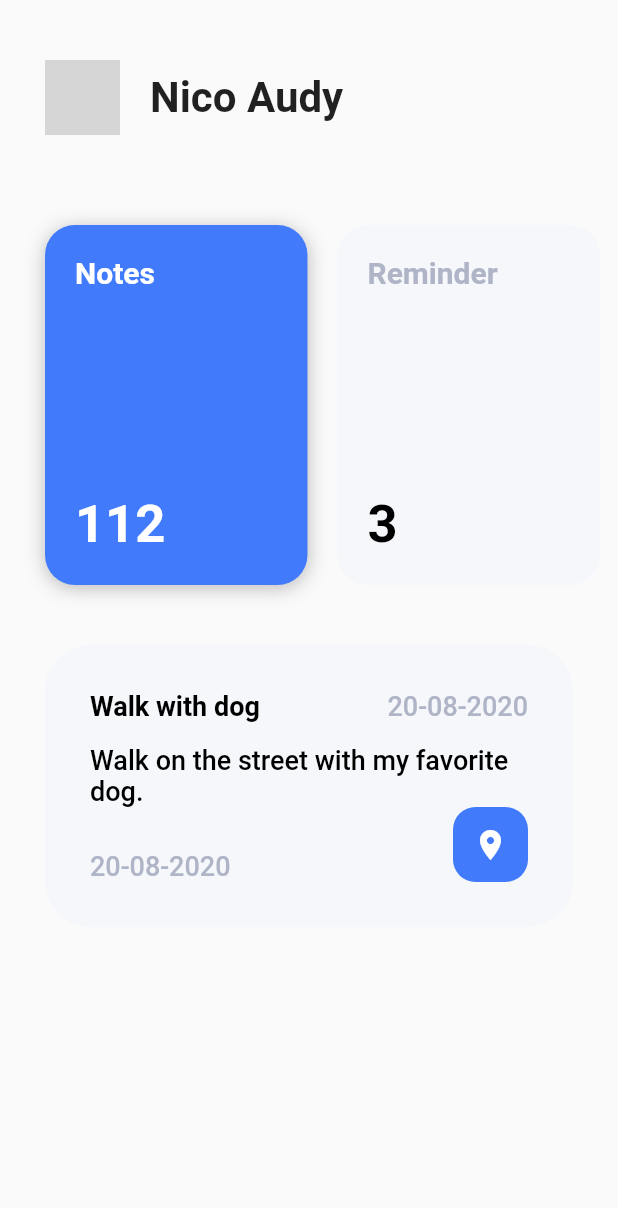
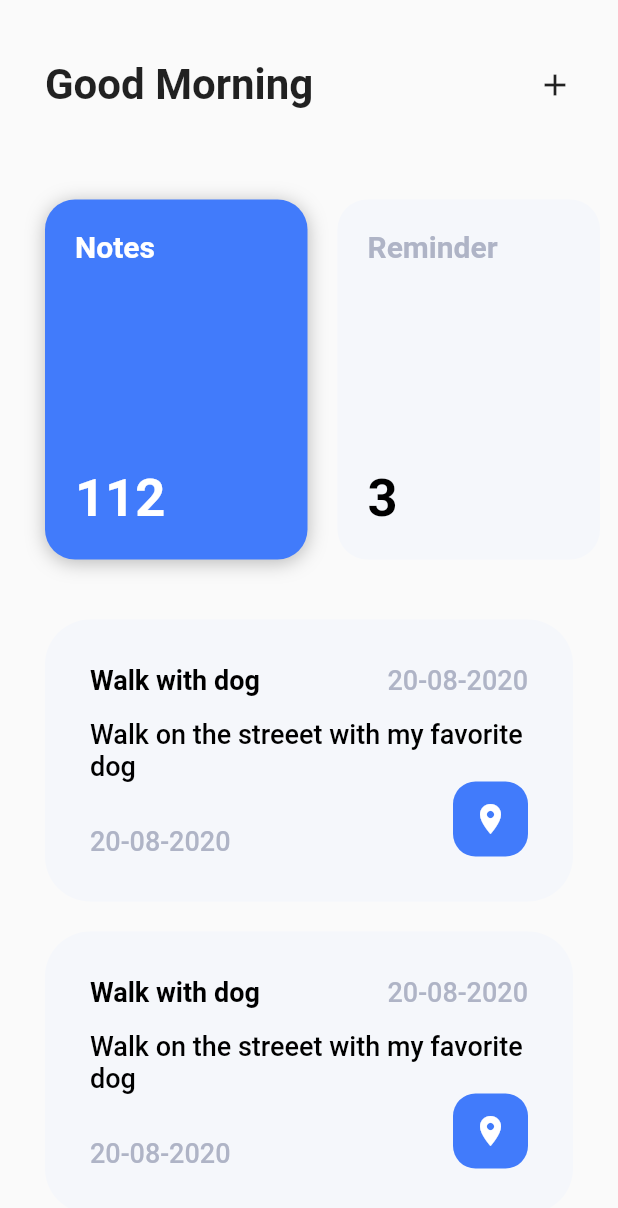
Before and after one commit to nicoaudy/YEW-, a Flutter app: the screen it shows after launch, on a phone screen of 412 x 824 dp. Shown: the top 1208 px of the screen. Run offline on Flutter 3.47's test engine with Material 2 defaults, Android fonts, the phone set to English and light mode, and no system bars; grey boxes are pictures that could not be loaded.

Commit message:
more update ui

```diff
--- /dev/null
+++ b/lib/components/note_card.dart
@@ -0,0 +1,86 @@
+import 'package:flutter/material.dart';
+
+class NoteCard extends StatelessWidget {
+  final String title;
+  final String content;
+  final String date;
+
+  NoteCard({ this.title, this.content, this.date });
+
+  @override
+  Widget build(BuildContext context) {
+    return Column(
+      children: <Widget>[
+        SizedBox(height: 20.0),
+        Container(
+            margin: EdgeInsets.symmetric(horizontal: 30.0),
+            padding: EdgeInsets.all(30.0),
+            decoration: BoxDecoration(
+              color: Color(0xFFF5F7FB),
+              borderRadius: BorderRadius.circular(30.0),
+            ),
+            child: Column(
+              children: <Widget>[
+                Row(
+                  mainAxisAlignment: MainAxisAlignment.spaceBetween,
+                  children: <Widget>[
+                    Text(
+                      title,
+                      style: TextStyle(
+                        color: Colors.black,
+                        fontSize: 18.0,
+                        fontWeight: FontWeight.w600,
+                      ),
+                    ),
+                    Text(
+                      date,
+                      style: TextStyle(
+                        color: Color(0xFFAFB4C6),
+                        fontSize: 18.0,
+                        fontWeight: FontWeight.w500,
+                      ),
+                    ),
+                  ],
+                ),
+                SizedBox(height: 15.0),
+                Text(
+                  content,
+                  style: TextStyle(
+                    color: Colors.black,
+                    fontSize: 18.0,
+                    fontWeight: FontWeight.w500,
+                  ),
+                ),
+                Row(
+                  mainAxisAlignment: MainAxisAlignment.spaceBetween,
+                  crossAxisAlignment: CrossAxisAlignment.end,
+                  children: <Widget>[
+                    Text(
+                      date,
+                      style: TextStyle(
+                        color: Color(0xFFAFB4C6),
+                        fontSize: 18.0,
+                        fontWeight: FontWeight.w500,
+                      ),
+                    ),
+                    Container(
+                      height: 50.0,
+                      width: 50.0,
+                      decoration: BoxDecoration(
+                        color: Color(0xFF417BFB),
+                        borderRadius: BorderRadius.circular(15.0),
+                      ),
+                      child: Icon(
+                        Icons.location_on,
+                        color: Colors.white,
+                      ),
+                    ),
+                  ],
+                ),
+              ],
+            ),
+          ),
+      ],
+    );
+  }
+}
--- a/lib/screens/home.screen.dart
+++ b/lib/screens/home.screen.dart
@@ -2,6 +2,7 @@ import 'dart:ui';
 
 import 'package:flutter/material.dart';
 import 'package:yew/components/category_card.dart';
+import 'package:yew/components/note_card.dart';
 
 class HomeScreen extends StatelessWidget {
   final Map<String, int> categories = {
@@ -19,23 +20,17 @@ class HomeScreen extends StatelessWidget {
           Padding(
             padding: EdgeInsets.symmetric(horizontal: 30),
             child: Row(
-              mainAxisAlignment: MainAxisAlignment.start,
+              mainAxisAlignment: MainAxisAlignment.spaceBetween,
               children: <Widget>[
-                Container(
-                  height: 50,
-                  width: 50,
-                  decoration: BoxDecoration(
-                    image: DecorationImage(
-                      image: NetworkImage('https://avatars1.githubusercontent.com/u/9676457?s=400&u=7cfbb324004d5d8b8426c304a939b2ea90ee2305&v=4')
-                    ),
-                    borderRadius: BorderRadius.circular(10)
-                  ),
-                ),
-                SizedBox(width: 20),
-                Text("Nico Audy", style: TextStyle(
+                Text("Good Morning", style: TextStyle(
                   fontSize: 28,
                   fontWeight: FontWeight.bold
-                ))
+                )),
+                Row(
+                  children: <Widget>[
+                    Icon(Icons.add),
+                  ],
+                )
               ],
             ),
           ),
@@ -59,76 +54,8 @@ class HomeScreen extends StatelessWidget {
             ),
           ),
 
-
-          SizedBox(height: 20.0),
-          Container(
-            margin: EdgeInsets.symmetric(horizontal: 30.0),
-            padding: EdgeInsets.all(30.0),
-            decoration: BoxDecoration(
-              color: Color(0xFFF5F7FB),
-              borderRadius: BorderRadius.circular(30.0),
-            ),
-            child: Column(
-              children: <Widget>[
-                Row(
-                  mainAxisAlignment: MainAxisAlignment.spaceBetween,
-                  children: <Widget>[
-                    Text(
-                      'Walk with dog',
-                      style: TextStyle(
-                        color: Colors.black,
-                        fontSize: 18.0,
-                        fontWeight: FontWeight.w600,
-                      ),
-                    ),
-                    Text(
-                      '20-08-2020',
-                      style: TextStyle(
-                        color: Color(0xFFAFB4C6),
-                        fontSize: 18.0,
-                        fontWeight: FontWeight.w500,
-                      ),
-                    ),
-                  ],
-                ),
-                SizedBox(height: 15.0),
-                Text(
-                  'Walk on the street with my favorite dog.',
-                  style: TextStyle(
-                    color: Colors.black,
-                    fontSize: 18.0,
-                    fontWeight: FontWeight.w500,
-                  ),
-                ),
-                Row(
-                  mainAxisAlignment: MainAxisAlignment.spaceBetween,
-                  crossAxisAlignment: CrossAxisAlignment.end,
-                  children: <Widget>[
-                    Text(
-                      '20-08-2020',
-                      style: TextStyle(
-                        color: Color(0xFFAFB4C6),
-                        fontSize: 18.0,
-                        fontWeight: FontWeight.w500,
-                      ),
-                    ),
-                    Container(
-                      height: 50.0,
-                      width: 50.0,
-                      decoration: BoxDecoration(
-                        color: Color(0xFF417BFB),
-                        borderRadius: BorderRadius.circular(15.0),
-                      ),
-                      child: Icon(
-                        Icons.location_on,
-                        color: Colors.white,
-                      ),
-                    ),
-                  ],
-                ),
-              ],
-            ),
-          ),
+          NoteCard(title: "Walk with dog", content: "Walk on the streeet with my favorite dog", date: "20-08-2020"),
+          NoteCard(title: "Walk with dog", content: "Walk on the streeet with my favorite dog", date: "20-08-2020"),
         ],
      ),
     );
```
Also changed, not shown: 1 other file.
